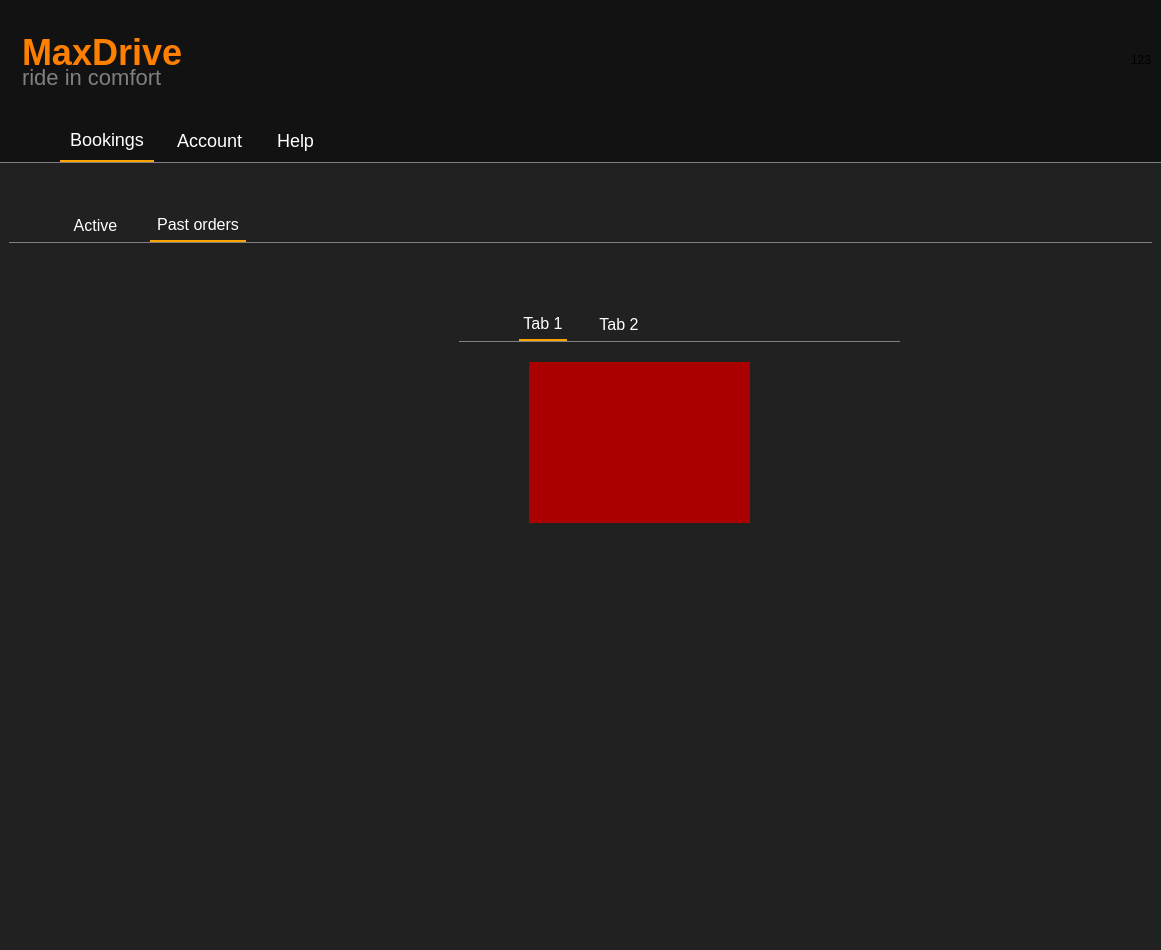
Maks2447/RentalCarsProject, file mainwindow.ui: the form before one commit.
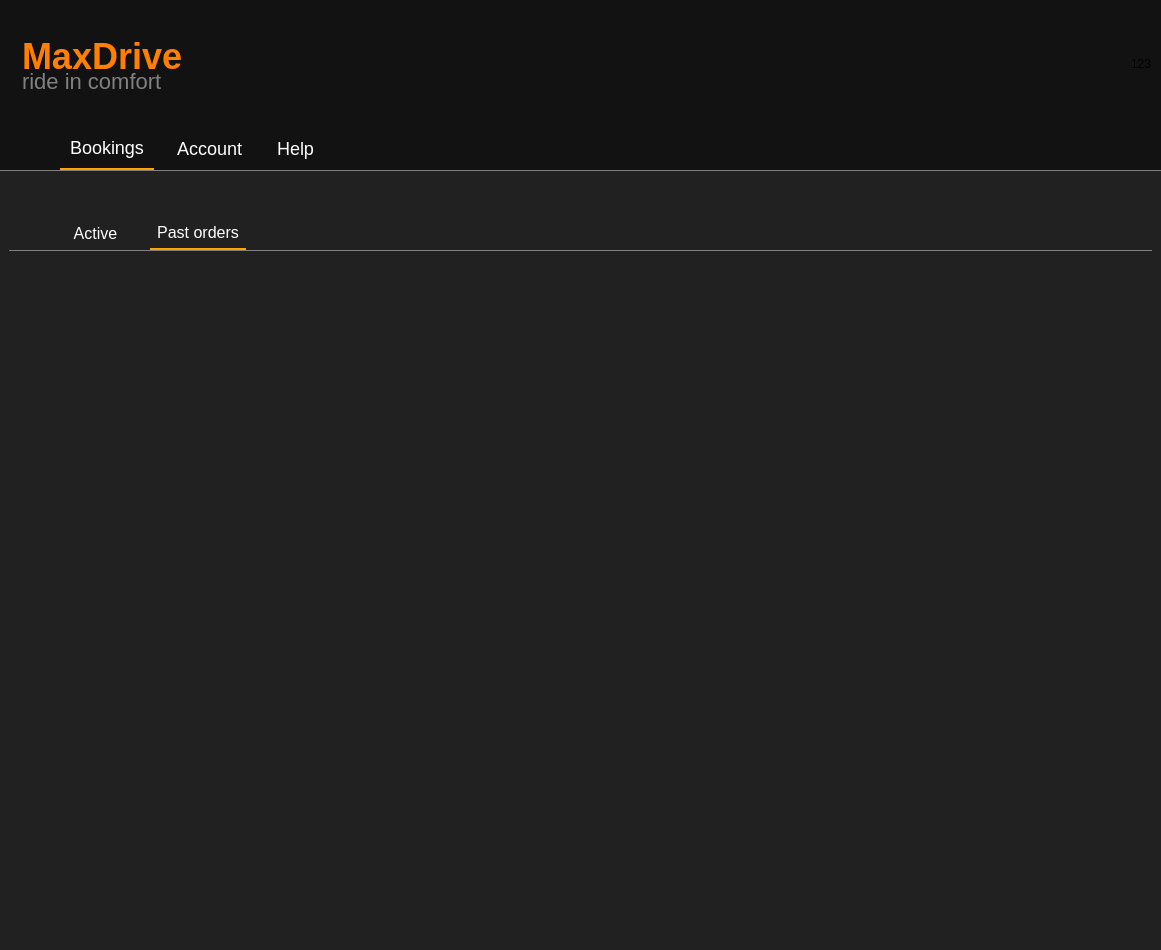
The form after the commit. The open tabs and pages were chosen to show the change. Icons and pictures are not drawn.

```diff
--- a/mainwindow.ui
+++ b/mainwindow.ui
@@ -2597,7 +2597,7 @@
 	color: rgb(255, 255, 255);
 }</string>
        </property>
-       <layout class="QGridLayout" name="gridLayout" rowstretch="2,12,2">
+       <layout class="QGridLayout" name="gridLayout" rowstretch="2,12,1">
         <property name="leftMargin">
          <number>0</number>
         </property>
@@ -2619,7 +2619,9 @@
         <item row="1" column="0">
          <widget class="QWidget" name="widget_3" native="true">
           <property name="styleSheet">
-           <string notr="true">background-color: #121212;</string>
+           <string notr="true">#widget_3 {
+	background-color: #121212;
+}</string>
           </property>
           <layout class="QHBoxLayout" name="horizontalLayout_5">
            <property name="leftMargin">
@@ -2673,7 +2675,9 @@
 QTabBar::tab:last {
 	margin-left: 15px; 
 }
-</string>
+QTabWidget::pane {
+    background-color: #212121;
+}</string>
              </property>
              <property name="currentIndex">
               <number>0</number>
@@ -2752,42 +2756,35 @@
                      <attribute name="title">
                       <string>Past orders</string>
                      </attribute>
-                     <widget class="QTabWidget" name="tabWidget_3">
-                      <property name="geometry">
-                       <rect>
-                        <x>450</x>
-                        <y>60</y>
-                        <width>441</width>
-                        <height>321</height>
-                       </rect>
-                      </property>
-                      <property name="currentIndex">
-                       <number>0</number>
-                      </property>
-                      <widget class="QWidget" name="tab_4">
-                       <attribute name="title">
-                        <string>Tab 1</string>
-                       </attribute>
-                       <widget class="QWidget" name="widget_4" native="true">
-                        <property name="geometry">
-                         <rect>
-                          <x>70</x>
-                          <y>20</y>
-                          <width>221</width>
-                          <height>161</height>
-                         </rect>
-                        </property>
+                     <layout class="QVBoxLayout" name="verticalLayout_16">
+                      <item>
+                       <widget class="QScrollArea" name="scrollArea_4">
                         <property name="styleSheet">
-                         <string notr="true">background-color: rgb(170, 0, 0);</string>
+                         <string notr="true">QScrollArea {
+	border: none;
+}</string>
                         </property>
+                        <property name="widgetResizable">
+                         <bool>true</bool>
+                        </property>
+                        <widget class="QWidget" name="scrollAreaWidgetContents_4">
+                         <property name="geometry">
+                          <rect>
+                           <x>0</x>
+                           <y>0</y>
+                           <width>1117</width>
+                           <height>597</height>
+                          </rect>
+                         </property>
+                         <layout class="QVBoxLayout" name="verticalLayout_18">
+                          <property name="topMargin">
+                           <number>25</number>
+                          </property>
+                         </layout>
+                        </widget>
                        </widget>
-                      </widget>
-                      <widget class="QWidget" name="tab_5">
-                       <attribute name="title">
-                        <string>Tab 2</string>
-                       </attribute>
-                      </widget>
-                     </widget>
+                      </item>
+                     </layout>
                     </widget>
                    </widget>
                   </item>
```
Left out of the diff: 60 changed lines with no effect on the pictures.
